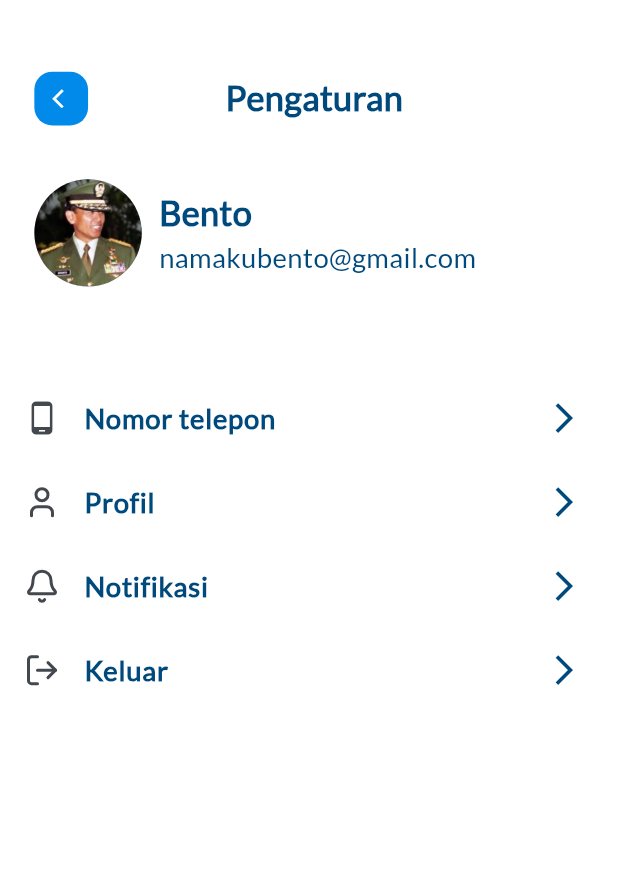
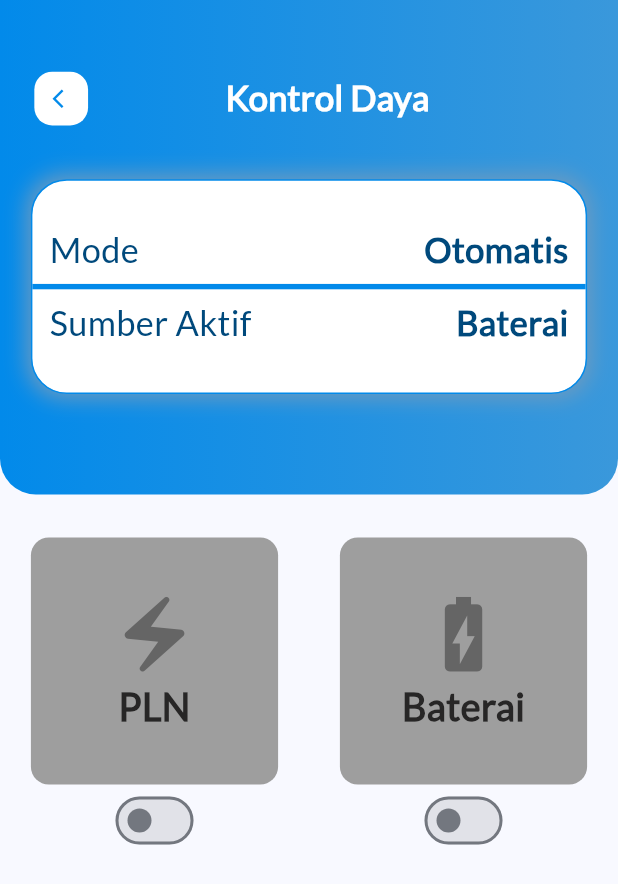
Before and after one commit to neorock07/smartgrid, a Flutter app: the Home screen opened directly, after a tap on an icon or button, on a phone screen of 412 x 824 dp. Shown: the top 884 px of the screen. Run offline on Flutter 3.47's test engine with Material 2 defaults, Android fonts, the phone set to English and light mode, and no system bars; our stand-ins replace firebase_core, fl_chart, flutter_screenutil, get, infinite_scroll_pagination, lucide_icons and 1 more; accounts and stored records are empty.

Commit message:
add: kontrol daya

```diff
--- a/lib/Partials/Button/BackButton.dart
+++ b/lib/Partials/Button/BackButton.dart
@@ -4,12 +4,14 @@ import 'package:flutter_screenutil/flutter_screenutil.dart';
 Widget KembaliButton(
   BuildContext context, {
   required Function() onTap,
+  Color? iconColor = Colors.white,
+  Color? backgroundColor
 }) {
   return Container(
     height: 30.dm,
     width: 30.dm,
     decoration: BoxDecoration(
-        color: Color.fromRGBO(2, 138, 234, 1),
+        color: (backgroundColor == null)?Color.fromRGBO(2, 138, 234, 1) : backgroundColor,
         borderRadius: BorderRadius.circular(10.dm)),
     child: Padding(
       padding: EdgeInsets.only(left:3.w),
@@ -19,7 +21,7 @@ Widget KembaliButton(
             onPressed: onTap,
             icon: Icon(
               Icons.arrow_back_ios,
-              color: Colors.white,
+              color: iconColor,
               size: 15,
             )),
       ),
--- /dev/null
+++ b/lib/Partials/Card/SplitCard.dart
@@ -0,0 +1,84 @@
+import 'package:flutter/material.dart';
+import 'package:flutter_screenutil/flutter_screenutil.dart';
+
+Widget SplitCard(BuildContext context) {
+  return Container(
+    width: MediaQuery.of(context).size.width * 0.9,
+    height: 120.h,
+    decoration: BoxDecoration(
+      color: Colors.white,
+      border: Border.all(color: Color.fromRGBO(2, 138, 234, 1)),
+      borderRadius: BorderRadius.circular(20.dm),
+      boxShadow: [
+        BoxShadow(color: const Color.fromARGB(255, 111, 155, 191), blurRadius: 10.h, spreadRadius: 2.h)
+      ]
+    ),
+    child: Column(
+      mainAxisAlignment: MainAxisAlignment.center,
+      children: [
+        Row(
+          mainAxisAlignment: MainAxisAlignment.spaceBetween,
+          children: [
+
+            Padding(
+              padding: EdgeInsets.only(left:10.w),
+              child: Text(
+                "Mode",
+                style: TextStyle(
+                  color: Color.fromRGBO(0, 73, 124, 1),
+                  fontFamily: "Lato",
+                  fontSize: 20.sp,
+                ),
+              ),
+            ),
+            Padding(
+              padding: EdgeInsets.only(right:10.w),
+              child: Text(
+                "Otomatis",
+                style: TextStyle(
+                    color: Color.fromRGBO(0, 73, 124, 1),
+                    fontFamily: "Lato",
+                    fontSize: 20.sp,
+                    fontWeight: FontWeight.bold),
+              ),
+            ),
+
+          ],
+        ),
+        Divider(
+          color: Color.fromRGBO(2, 138, 234, 1),
+          thickness: 3.h,
+        ),
+        Row(
+          mainAxisAlignment: MainAxisAlignment.spaceBetween,
+          children: [
+
+            Padding(
+              padding: EdgeInsets.only(left:10.w),
+              child: Text(
+                "Sumber Aktif",
+                style: TextStyle(
+                  color: Color.fromRGBO(0, 73, 124, 1),
+                  fontFamily: "Lato",
+                  fontSize: 20.sp,
+                ),
+              ),
+            ),
+            Padding(
+              padding: EdgeInsets.only(right:10.w),
+              child: Text(
+                "Baterai",
+                style: TextStyle(
+                    color: Color.fromRGBO(0, 73, 124, 1),
+                    fontFamily: "Lato",
+                    fontSize: 20.sp,
+                    fontWeight: FontWeight.bold),
+              ),
+            ),
+
+          ],
+        ),
+      ],
+    ),
+  );
+}
--- /dev/null
+++ b/lib/Partials/Card/ToggleCard.dart
@@ -0,0 +1,40 @@
+import 'package:flutter/material.dart';
+import 'package:flutter_screenutil/flutter_screenutil.dart';
+import 'package:get/get.dart';
+
+Widget ToggleCard(BuildContext context, {
+  required IconData icon,
+  required String title,
+  required Color color,
+  required RxBool isTap
+}){
+  return Container(
+    height: MediaQuery.of(context).size.height * 0.2,
+    width: MediaQuery.of(context).size.height * 0.2,
+    decoration: BoxDecoration(
+      color: (isTap.value == false)? Colors.grey : Colors.white,
+      boxShadow: (isTap.value==false)? null : [
+        BoxShadow(
+          color: Colors.blue,
+          blurRadius: 5.dm,
+          spreadRadius: 1.dm
+        ),
+      ],
+      border: (isTap.value == false)? null : Border.all(color: Color.fromRGBO(2, 138, 234, 1)),
+      borderRadius: BorderRadius.circular(10.dm),
+    ),
+    child: Column(
+      mainAxisAlignment: MainAxisAlignment.center,
+      children: [
+        Icon(icon, color: (isTap.value==false)? const Color.fromARGB(255, 101, 101, 101):color,size: 50.dm,),
+        Text(title, style: TextStyle(
+          color: (isTap.value == false)? Color.fromARGB(255, 39, 38, 38) : Color.fromRGBO(0, 73, 124, 1),
+          fontFamily: "Lato",
+          fontSize: 22.sp,
+          fontWeight: FontWeight.bold
+        ),),
+
+      ],
+    ),
+  );
+}
--- a/lib/View/Home.dart
+++ b/lib/View/Home.dart
@@ -4,6 +4,7 @@ import 'package:lucide_icons/lucide_icons.dart';
 import 'package:smartgrid/Partials/Card/CardMode.dart';
 import 'package:smartgrid/Partials/Card/DashboardCard.dart';
 import 'package:smartgrid/View/Cuaca.dart';
+import 'package:smartgrid/View/KontrolDaya.dart';
 import 'package:smartgrid/View/ListEnergy.dart';
 import 'package:smartgrid/View/ListPLN.dart';
 import 'package:smartgrid/View/Pengaturan.dart';
@@ -73,7 +74,7 @@ class _HomeState extends State<Home> with TickerProviderStateMixin {
                   ),
                   IconButton(
                       onPressed: () {
-                        Navigator.push(context, MaterialPageRoute(builder: (context)=> Pengaturan()));
+                        Navigator.push(context, MaterialPageRoute(builder: (context)=> KontrolDaya()));
                       },
                       icon: Icon(
                         LucideIcons.settings,
--- /dev/null
+++ b/lib/View/KontrolDaya.dart
@@ -0,0 +1,113 @@
+import 'package:flutter/material.dart';
+import 'package:flutter_screenutil/flutter_screenutil.dart';
+import 'package:get/get.dart';
+import 'package:smartgrid/Partials/Button/BackButton.dart';
+import 'package:smartgrid/Partials/Card/SplitCard.dart';
+import 'package:smartgrid/Partials/Card/ToggleCard.dart';
+
+class KontrolDaya extends StatefulWidget {
+  const KontrolDaya({Key? key}) : super(key: key);
+
+  @override
+  _KontrolDayaState createState() => _KontrolDayaState();
+}
+
+class _KontrolDayaState extends State<KontrolDaya> {
+  RxBool pln_condition = false.obs;
+  RxBool batery_condition = false.obs;
+
+  @override
+  Widget build(BuildContext context) {
+    return Scaffold(
+      body: Stack(
+        children: [
+          Container(
+            height: MediaQuery.of(context).size.height * 0.4,
+            width: MediaQuery.of(context).size.width,
+            decoration: BoxDecoration(
+                borderRadius: BorderRadius.only(
+                    bottomLeft: Radius.circular(20.dm),
+                    bottomRight: Radius.circular(20.dm)),
+                gradient: LinearGradient(colors: [
+                  Color.fromRGBO(2, 138, 234, 1),
+                  Color.fromRGBO(58, 152, 219, 1)
+                ])),
+          ),
+          Column(
+            children: [
+              SizedBox(
+                height: 40.h,
+              ),
+              Row(
+                mainAxisAlignment: MainAxisAlignment.start,
+                children: [
+                  Padding(
+                    padding: EdgeInsets.only(left: 20.w, right: 80.w),
+                    child: KembaliButton(context,
+                        iconColor: Color.fromRGBO(2, 138, 234, 1),
+                        backgroundColor: Colors.white, onTap: () {
+                      Navigator.pop(context);
+                    }),
+                  ),
+                  Center(
+                    child: Align(
+                      alignment: Alignment.center,
+                      child: Text(
+                        "Kontrol Daya",
+                        style: TextStyle(
+                            fontFamily: "Lato",
+                            fontSize: 20.sp,
+                            fontWeight: FontWeight.bold,
+                            color: Colors.white),
+                      ),
+                    ),
+                  )
+                ],
+              ),
+              SizedBox(
+                height: 30.h,
+              ),
+              SplitCard(context),
+              SizedBox(
+                height: 80.h,
+              ),
+              Row(
+                mainAxisAlignment: MainAxisAlignment.spaceAround,
+                children: [
+                  Obx(() => Column(
+                        children: [
+                          ToggleCard(context,
+                              icon: Icons.electric_bolt,
+                              color: Colors.amber,
+                              title: "PLN",
+                              isTap: pln_condition),
+                          Switch(
+                              value: pln_condition.value,
+                              onChanged: (p) {
+                                pln_condition.value = p;
+                              })
+                        ],
+                      )),
+                  Obx(() => Column(
+                        children: [
+                          ToggleCard(context,
+                              icon: Icons.battery_charging_full,
+                              color: Colors.blue,
+                              title: "Baterai",
+                              isTap: batery_condition),
+                          Switch(
+                              value: batery_condition.value,
+                              onChanged: (p) {
+                                batery_condition.value = p;
+                              })
+                        ],
+                      )),
+                ],
+              ),
+            ],
+          ),
+        ],
+      ),
+    );
+  }
+}
```
